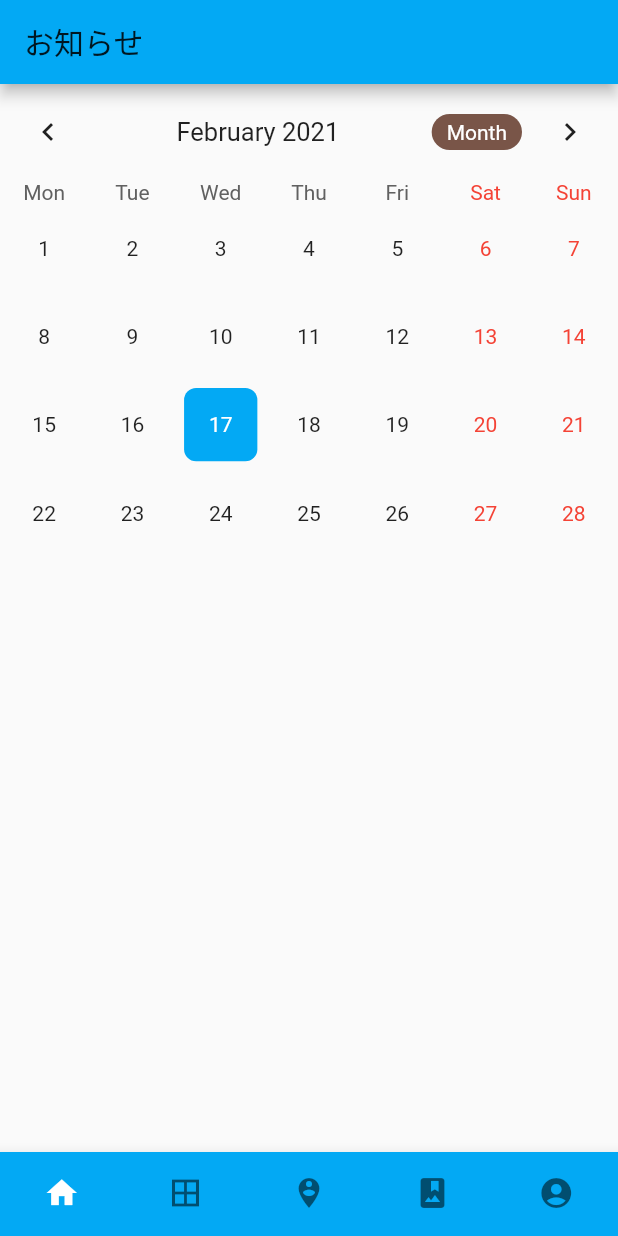
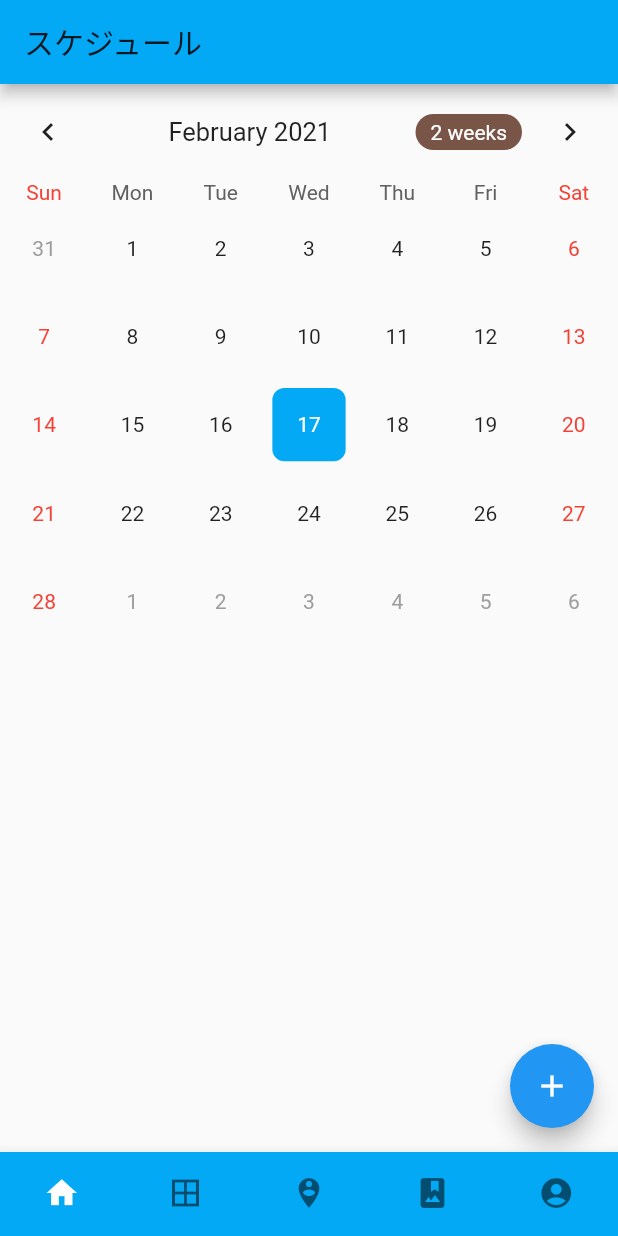
Before and after one commit to yokokida/manager_san, a Flutter app: the screen it shows after launch, on a phone screen of 412 x 824 dp. Run offline on Flutter 3.47's test engine with Material 2 defaults, Android fonts, the phone set to English and light mode, and no system bars; drawn by our look-alikes of table_calendar; our stand-ins replace flutter_calendar_carousel, fluttertoast.

Commit message:
calender action

```diff
--- a/lib/parts/calender_02.dart
+++ b/lib/parts/calender_02.dart
@@ -9,32 +9,50 @@ class NewsPage extends StatefulWidget {
 
 class _NewsPageState extends State<NewsPage> {
   CalendarController _controller;
+  Map<DateTime, List<dynamic>> _events;
+  List<dynamic> _selectedEvents;
+  TextEditingController _eventController;
 
   @override
   void initState() {
     super.initState();
     _controller = CalendarController();
+    _eventController = TextEditingController();
+    _events = {};
+    _selectedEvents = [];
   }
+
+
+  final Map<DateTime, List> _holidays = {
+    DateTime(2021, 1, 1): ['謹賀新年'],
+    DateTime(2021, 1, 6): ['Epiphany'],
+    DateTime(2021, 2, 16): ['Valentine\'s Day'],
+    DateTime(2021, 4, 21): ['Easter Sunday'],
+    DateTime(2021, 4, 22): ['Easter Monday'],
+  };
+
 
   @override
   Widget build(BuildContext context) {
     return Scaffold(
       appBar: AppBar(
-        title: Text('お知らせ'),
+        title: Text('スケジュール'),
       ),
       body: SingleChildScrollView(
         child: Column(
           crossAxisAlignment: CrossAxisAlignment.start,
           children: <Widget>[
             TableCalendar(
+              holidays: _holidays,
               initialCalendarFormat: CalendarFormat.month,
               calendarStyle: CalendarStyle(
                   todayColor: Colors.blue,
                   selectedColor: Theme.of(context).primaryColor,
                   todayStyle: TextStyle(
                       fontWeight: FontWeight.bold,
-                      fontSize: 22.0,
-                      color: Colors.white)
+                      fontSize: 24.0,
+                      color: Colors.white
+                  )
               ),
               headerStyle: HeaderStyle(
                 centerHeaderTitle: true,
@@ -43,13 +61,14 @@ class _NewsPageState extends State<NewsPage> {
                   borderRadius: BorderRadius.circular(22.0),
                 ),
                 formatButtonTextStyle: TextStyle(color: Colors.white),
-                formatButtonShowsNext: false,
+                formatButtonShowsNext: true,
               ),
-              startingDayOfWeek: StartingDayOfWeek.monday,
-              onDaySelected: (date, events,e) {
-                print(date.toUtc());
+              startingDayOfWeek: StartingDayOfWeek.sunday,
+              onDaySelected: (date, events, holidays) {
+                setState(() {
+                  _selectedEvents = events;
+                });
               },
-
               builders: CalendarBuilders(
                 selectedDayBuilder: (context, date, events) => Container(
                     margin: const EdgeInsets.all(5.0),
@@ -73,10 +92,62 @@ class _NewsPageState extends State<NewsPage> {
                     )),
               ),
               calendarController: _controller,
-            )
+            ),
+            ..._selectedEvents.map((event) => Padding(
+              padding: const EdgeInsets.all(8.0),
+              child: Container(
+                height: MediaQuery.of(context).size.height/20,
+                width: MediaQuery.of(context).size.width/2,
+                decoration: BoxDecoration(
+                    borderRadius: BorderRadius.circular(30),
+                    color: Colors.white,
+                    border: Border.all(color: Colors.grey)
+                ),
+                child: Center(
+                    child: Text(event,
+                      style: TextStyle(color: Colors.blue,
+                          fontWeight: FontWeight.bold,fontSize: 16),)
+                ),
+              ),
+            )),
           ],
         ),
       ),
+      floatingActionButton: FloatingActionButton(
+        child: Icon(Icons.add),
+        onPressed: _showAddDialog,
+      ),
     );
   }
+
+  _showAddDialog() async {
+    await showDialog(
+        context: context,
+        builder: (context) => AlertDialog(
+          title: Text("予定追加"),
+          content: TextField(
+            controller: _eventController,
+          ),
+          actions: <Widget>[
+            FlatButton(
+              child: Text("保存",style: TextStyle(color: Colors.red,fontWeight: FontWeight.bold),),
+              onPressed: () {
+                if (_eventController.text.isEmpty) return;
+                setState(() {
+                  if (_events[_controller.selectedDay] != null) {
+                    _events[_controller.selectedDay]
+                        .add(_eventController.text);
+                  } else {
+                    _events[_controller.selectedDay] = [
+                      _eventController.text
+                    ];
+                  }
+                  _eventController.clear();
+                  Navigator.pop(context);
+                });
+              },
+            )
+          ],
+        ));
+  }
 }
--- a/pubspec.yaml
+++ b/pubspec.yaml
@@ -49,6 +49,7 @@ dependencies:
   flutter_launcher_icons: ^0.7.5
   flutter_linkify: ^3.1.3
   jiffy: ^3.0.1
+  shared_preferences: ^0.5.12+4
 #  カレンダー
   flutter_calendar_carousel: ^1.5.3
   table_calendar: ^2.3.3
```
Also changed, not shown: pubspec.lock, 1 other file.
